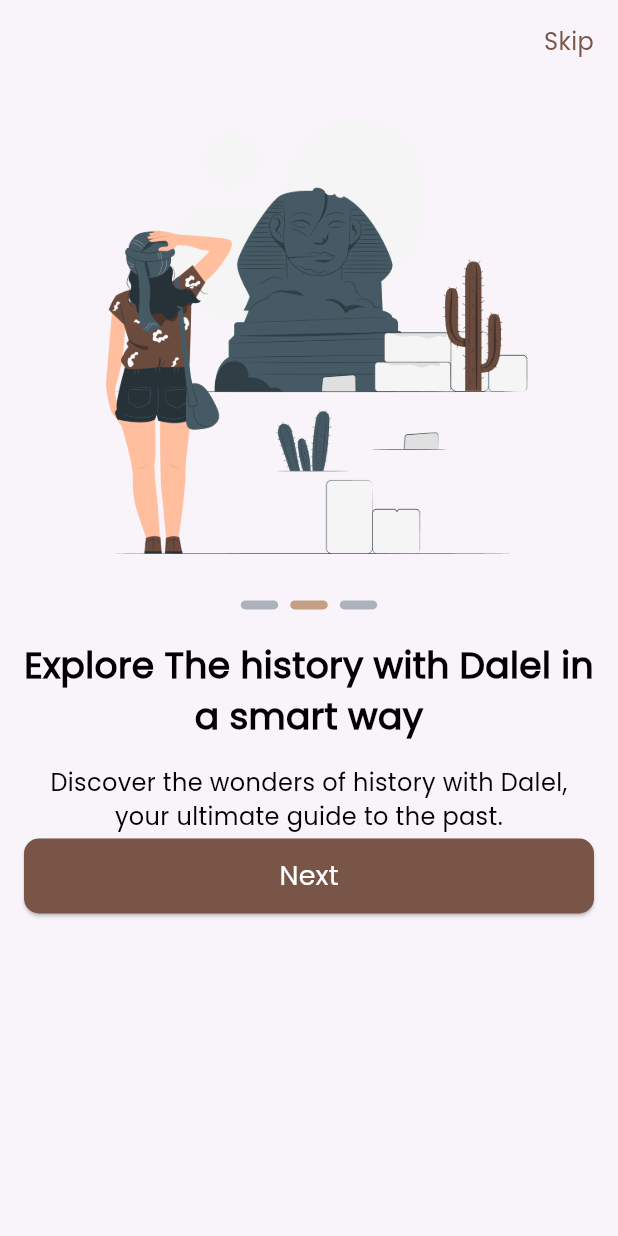
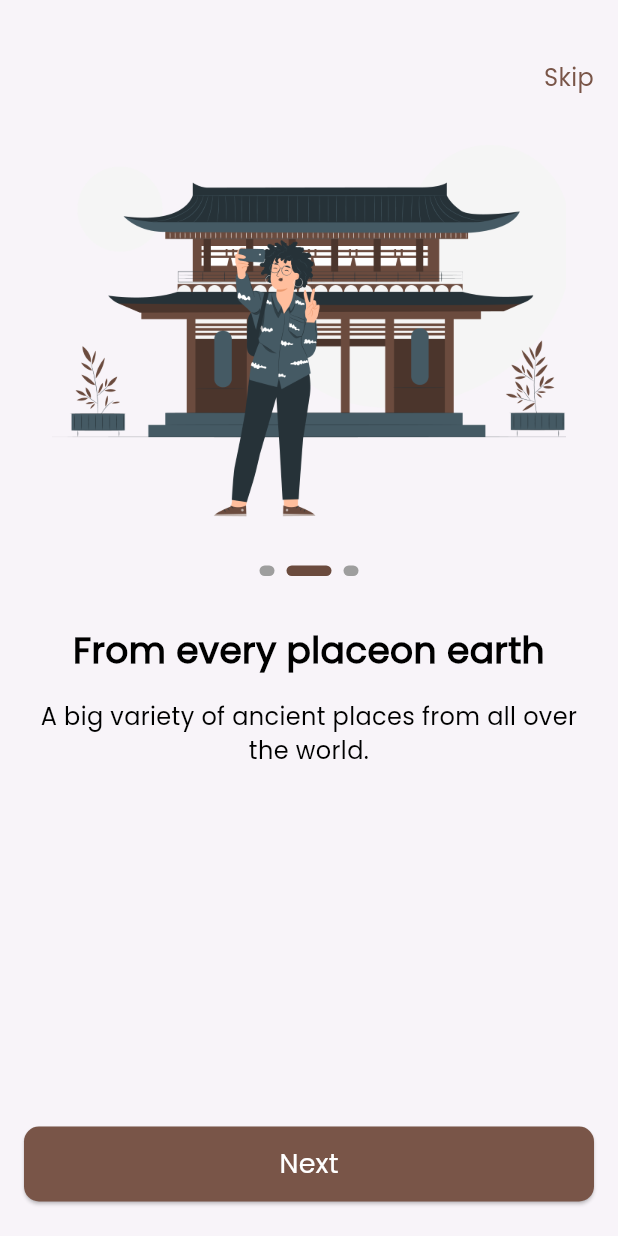
Before and after one commit to fatimaklay2002-del/dalelApp, a Flutter app: the screen it shows after launch, swiped to page 2, on a phone screen of 412 x 824 dp. Run offline on Flutter 3.47's test engine with Material 3 defaults, Android fonts, the phone set to English and light mode, and no system bars; drawn by our look-alikes of smooth_page_indicator; our stand-ins replace go_router.

Commit message:
Finish OnBoarding

```diff
--- a/lib/core/functions/navigation.dart
+++ b/lib/core/functions/navigation.dart
@@ -3,3 +3,6 @@ import 'package:go_router/go_router.dart';
 void customNavigate(context,path) {
     GoRouter.of(context).push(path);
   }
+void customReplacementNavigate(context, String path) {
+  GoRouter.of(context).pushReplacement(path);
+}
--- a/lib/core/routers/app_router.dart
+++ b/lib/core/routers/app_router.dart
@@ -1,3 +1,5 @@
+import 'package:dalel_project/features/auth/presentation/view/sign_in_view.dart';
+import 'package:dalel_project/features/auth/presentation/view/sign_up_view.dart';
 import 'package:dalel_project/features/on_boarding/presentation/views/on_boarding.dart';
 import 'package:dalel_project/features/splash/presentation/views/splash_view.dart';
 import 'package:go_router/go_router.dart';
@@ -5,7 +7,17 @@ import 'package:go_router/go_router.dart';
 final GoRouter appRouter = GoRouter(
   routes: [
     GoRoute(path: ('/'), builder: (context, state) => const SplashView()),
-        GoRoute(path: ('/onboarding'), builder: (context, state) => const OnBoarding()),
-
+    GoRoute(
+      path: ('/onboarding'),
+      builder: (context, state) => const OnBoardingView(),
+    ),
+    GoRoute(
+      path: ('/signUp'),
+      builder: (context, state) => const SignUpView(),
+    ),
+    GoRoute(
+      path: ('/signIn'),
+      builder: (context, state) => const SignInView(),
+    ),
   ],
 );
--- a/lib/core/widgets/custom_button.dart
+++ b/lib/core/widgets/custom_button.dart
@@ -4,7 +4,8 @@ import 'package:flutter/material.dart';
 class CustomButton extends StatelessWidget {
   final String text;
   final VoidCallback onPressed;
-  const CustomButton({super.key, required this.text, required this.onPressed});
+  final Color? color;
+  const CustomButton({super.key, required this.text, required this.onPressed, this.color});
 
   @override
   Widget build(BuildContext context) {
@@ -13,7 +14,7 @@ class CustomButton extends StatelessWidget {
       height: 50,
       child: ElevatedButton(
         style: ElevatedButton.styleFrom(
-          backgroundColor: Colors.brown,
+          backgroundColor: color ?? Colors.brown,
           shape: RoundedRectangleBorder(
             borderRadius: BorderRadius.circular(10)
           )
--- /dev/null
+++ b/lib/features/auth/presentation/view/sign_in_view.dart
@@ -0,0 +1,15 @@
+import 'package:flutter/material.dart';
+
+class SignInView extends StatefulWidget {
+  const SignInView({super.key});
+
+  @override
+  State<SignInView> createState() => _SignInViewState();
+}
+
+class _SignInViewState extends State<SignInView> {
+  @override
+  Widget build(BuildContext context) {
+    return Container();
+  }
+}
--- /dev/null
+++ b/lib/features/auth/presentation/view/sign_up_view.dart
@@ -0,0 +1,19 @@
+import 'package:flutter/material.dart';
+
+class SignUpView extends StatefulWidget {
+  const SignUpView({super.key});
+
+  @override
+  State<SignUpView> createState() => _SignUpViewState();
+}
+
+class _SignUpViewState extends State<SignUpView> {
+  @override
+  Widget build(BuildContext context) {
+    return const Scaffold(
+      body: Center(
+        child: Text('Sign Up View'),
+      ),
+    );
+  }
+}
--- /dev/null
+++ b/lib/features/on_boarding/data/models/on_boarding_model.dart
@@ -0,0 +1,31 @@
+import 'package:dalel_project/core/constants/app_assets.dart';
+
+class OnBoardingModel {
+final  String image;
+  final String title;
+  final String subTitle;
+
+  OnBoardingModel({
+    required this.image,
+    required this.title,
+    required this.subTitle,
+  });
+}
+
+List<OnBoardingModel> onBoardingData = [
+  OnBoardingModel(
+    image:Assets.assetsImagesOnboarding1,
+    title: 'Explore The history with Dalel in a smart way',
+    subTitle: 'Discover the wonders of history with Dalel, your ultimate guide to the past.',
+  ),
+  OnBoardingModel(
+    image:Assets.assetsImagesOnboarding2,
+    title: 'From every placeon earth',
+    subTitle: 'A big variety of ancient places from all over the world.',
+  ),
+  OnBoardingModel(
+    image:Assets.assetsImagesOnboarging3,
+    title: 'Using modern AI technology for better user experience',
+    subTitle: 'AI provide recommendations and helps you to continue the search journey.',
+  ),
+];
--- a/lib/features/on_boarding/presentation/views/on_boarding.dart
+++ b/lib/features/on_boarding/presentation/views/on_boarding.dart
@@ -1,31 +1,51 @@
-import 'package:dalel_project/core/constants/app_assets.dart';
-import 'package:dalel_project/core/widgets/custom_button.dart';
+
+import 'package:dalel_project/core/functions/navigation.dart';
 import 'package:dalel_project/features/on_boarding/presentation/widgets/custom_nav_bar.dart';
+import 'package:dalel_project/features/on_boarding/presentation/widgets/get_button.dart';
 import 'package:dalel_project/features/on_boarding/presentation/widgets/on_boarding_body.dart';
 import 'package:flutter/material.dart';
 
-class OnBoarding extends StatelessWidget {
-  const OnBoarding({super.key});
+class OnBoardingView extends StatefulWidget {
+  const OnBoardingView({super.key});
 
+  @override
+  State<OnBoardingView> createState() => _OnBoardingViewState();
+}
+
+class _OnBoardingViewState extends State<OnBoardingView> {
+  final PageController _controller = PageController(initialPage: 0);
+  int currentIndex = 0;
   @override
   Widget build(BuildContext context) {
     return SafeArea(
       child: Scaffold(
-        body:Padding(
-          padding: const EdgeInsets.all(16.0),
+        body: Padding(
+          padding: const EdgeInsets.symmetric(horizontal: 16.0),
           child: ListView(
-            physics: NeverScrollableScrollPhysics(),
+            physics: const BouncingScrollPhysics(),
             children: [
-            CustomNavBar(),
-                 SizedBox(height: 20,),
-                OnBoardingBody(image: AssetImage(Assets.assetsImagesOnboarding1), title: 'Explore The history with Dalel in a smart way', subTitle: 'Discover the wonders of history with Dalel, your ultimate guide to the past.'),
-                CustomButton(text: 'Next', onPressed: (){})
-
-
-        ]  ),
-        )
+              const SizedBox(height: 40),
+              CustomNavBar(
+                onTap: () {
+                  //onBoardingVisited();
+                  customReplacementNavigate(context, "/signUp");
+                },
+              ),
+              OnBoardingWidgetBody(
+                onPageChanged: (index) {
+                  setState(() {
+                    currentIndex = index;
+                  });
+                },
+                controller: _controller,
+              ),
+              const SizedBox(height: 88),
+              GetBoutton(currentIndex: currentIndex, controller: _controller),
+              const SizedBox(height: 20),
+            ],
+          ),
+        ),
       ),
     );
-
   }
 }
--- a/lib/features/on_boarding/presentation/widgets/custom_nav_bar.dart
+++ b/lib/features/on_boarding/presentation/widgets/custom_nav_bar.dart
@@ -3,17 +3,21 @@ import 'package:dalel_project/core/theme/text_style.dart';
 import 'package:flutter/material.dart';
 import 'package:flutter/widgets.dart';
 
+
 class CustomNavBar extends StatelessWidget {
-  const CustomNavBar({super.key});
+  final VoidCallback? onTap;
+  const CustomNavBar({super.key, this.onTap});
 
   @override
   Widget build(BuildContext context) {
-    return Align(
-      alignment: Alignment.topRight,
-
-      child: Text(
-        AppStrings.skip,
-        style: AppTextStyle.poppins300.copyWith(color: Colors.brown),
+    return GestureDetector(
+      onTap:onTap,
+      child: Align(
+        alignment: Alignment.topRight,
+        child: Text(
+          AppStrings.skip,
+          style: AppTextStyle.poppins300.copyWith(color: Colors.brown),
+        ),
       ),
     );
   }
--- a/lib/features/on_boarding/presentation/widgets/custom_smooth_page_indicator_widget.dart
+++ b/lib/features/on_boarding/presentation/widgets/custom_smooth_page_indicator_widget.dart
@@ -13,11 +13,9 @@ class CustomSmoothPageIndicatorWidget extends StatelessWidget {
       controller: pageController,
       count: 3,
       effect: ExpandingDotsEffect(
-        activeDotColor: AppColors.primaryColor,
-        dotColor: AppColors.gray,
-        dotHeight: 6,
-        dotWidth: 25,
-        expansionFactor: 1,
+        activeDotColor: AppColors.deebBrown,
+        dotHeight: 7,
+        dotWidth: 10,
       ),
     );
   }
--- /dev/null
+++ b/lib/features/on_boarding/presentation/widgets/get_button.dart
@@ -0,0 +1,57 @@
+import 'package:dalel_project/core/constants/app_colors.dart';
+import 'package:dalel_project/core/constants/app_strings.dart';
+import 'package:dalel_project/core/functions/navigation.dart';
+import 'package:dalel_project/core/theme/text_style.dart';
+import 'package:dalel_project/core/widgets/custom_button.dart';
+import 'package:dalel_project/features/on_boarding/data/models/on_boarding_model.dart';
+import 'package:flutter/material.dart';
+
+class GetBoutton extends StatelessWidget {
+  final int currentIndex;
+  final PageController controller;
+  const GetBoutton({
+    super.key,
+    required this.currentIndex,
+    required this.controller,
+  });
+
+  @override
+  Widget build(BuildContext context) {
+    if (currentIndex == onBoardingData.length - 1) {
+      return Column(
+        children: [
+          CustomButton(
+            text: AppStrings.createAccount,
+            onPressed: () {
+              //onBoardingVisited();
+              customReplacementNavigate(context, "/signUp");
+            },
+          ),
+          SizedBox(height: 16),
+          TextButton(
+            onPressed: () {
+              customReplacementNavigate(context, "/signIn");
+            },
+            child: Text(
+              AppStrings.signIn,
+              style: AppTextStyle.poppins300.copyWith(
+                fontSize: 16,
+                color: AppColors.deebBrown,
+              ),
+            ),
+          ),
+        ],
+      );
+    } else {
+      return CustomButton(
+        text: AppStrings.next,
+        onPressed: () {
+          controller.nextPage(
+            duration: const Duration(milliseconds: 500),
+            curve: Curves.easeInOut,
+          );
+        },
+      );
+    }
+  }
+}
--- a/lib/features/on_boarding/presentation/widgets/on_boarding_body.dart
+++ b/lib/features/on_boarding/presentation/widgets/on_boarding_body.dart
@@ -1,43 +1,59 @@
 import 'package:dalel_project/core/theme/text_style.dart';
+import 'package:dalel_project/features/on_boarding/data/models/on_boarding_model.dart';
 import 'package:dalel_project/features/on_boarding/presentation/widgets/custom_smooth_page_indicator_widget.dart';
 import 'package:flutter/material.dart';
 
-class OnBoardingBody extends StatelessWidget {
-  final ImageProvider image;
-  final String title;
-  final String subTitle;
-
-  const OnBoardingBody({
-    super.key,
-    required this.image,
-    required this.title,
-    required this.subTitle,
-  });
-
+class OnBoardingWidgetBody extends StatelessWidget {
+  const OnBoardingWidgetBody({super.key, required this.controller, this.onPageChanged});
+  final PageController controller;
+  final Function(int)? onPageChanged;
   @override
   Widget build(BuildContext context) {
-    PageController _pageController = PageController();
     return SizedBox(
-      height:500,
+      height: 600,
       child: PageView.builder(
-        physics: NeverScrollableScrollPhysics(),
-      controller: _pageController,
-      itemCount: 3,
+        onPageChanged: onPageChanged,
+        physics: const BouncingScrollPhysics(),
+        controller: controller,
+        itemCount: onBoardingData.length,
         itemBuilder: (context, index) {
           return Column(
             children: [
-            Image(image: image),
-            SizedBox(height: 20,),
-        CustomSmoothPageIndicatorWidget(pageController: _pageController),
-             SizedBox(height: 20,),
-
-            Text(title,style: AppTextStyle.poppins500.copyWith(fontWeight: FontWeight.bold),textAlign: TextAlign.center,),
-              SizedBox(height: 16,),
-            Text(subTitle,style: AppTextStyle.poppins300,textAlign: TextAlign.center,)
+              Container(
+                height: 290,
+                width: 343,
+                decoration: BoxDecoration(
+                  image: DecorationImage(
+                    image: AssetImage(
+                      onBoardingData[index].image,
+                    ),
+                    fit: BoxFit.fill,
+                  ),
+                ),
+              ),
+              const SizedBox(height: 24),
+              CustomSmoothPageIndicatorWidget(pageController: controller),
+              const SizedBox(height: 32),
+              Text(
+                onBoardingData[index].title,
+                style: AppTextStyle.poppins500
+                    .copyWith(fontWeight: FontWeight.bold),
+                textAlign: TextAlign.center,
+                maxLines: 2,
+                overflow: TextOverflow.ellipsis,
+              ),
+              const SizedBox(height: 16),
+              Text(
+                onBoardingData[index].subTitle,
+                style: AppTextStyle.poppins300,
+                textAlign: TextAlign.center,
+                maxLines: 2,
+                overflow: TextOverflow.ellipsis,
+              ),
             ],
           );
         },
-
-    ));
+      ),
+    );
   }
 }
--- a/lib/features/splash/presentation/views/splash_view.dart
+++ b/lib/features/splash/presentation/views/splash_view.dart
@@ -29,6 +29,6 @@ class _SplashViewState extends State<SplashView> {
 
 void delayNavigate(context) {
   Future.delayed(const Duration(seconds: 3), () {
-    customNavigate(context, '/onboarding');
+    customReplacementNavigate(context, '/onboarding');
   });
 }
```
Lines whose indentation alone changed are shown as unchanged.
